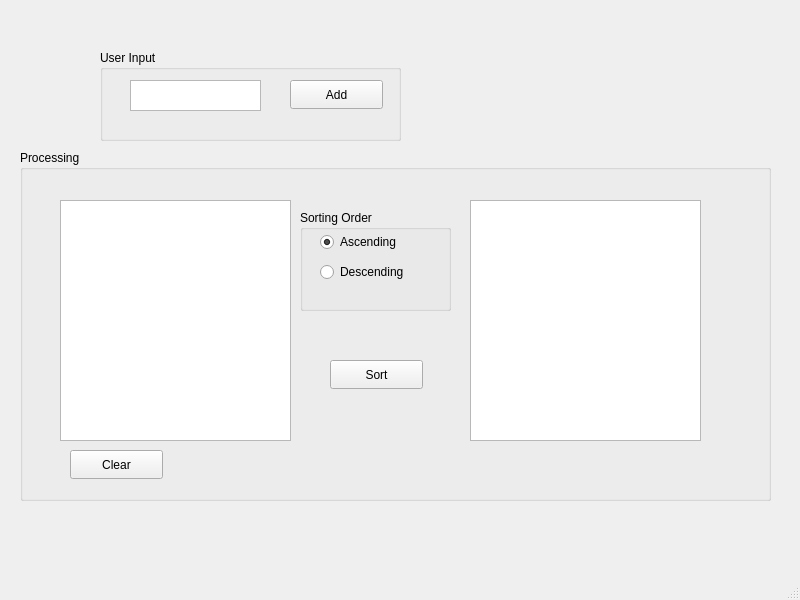
Old version of the form LpDExercise/mainwindow.ui in the repository WDugarret/LpDExercise.
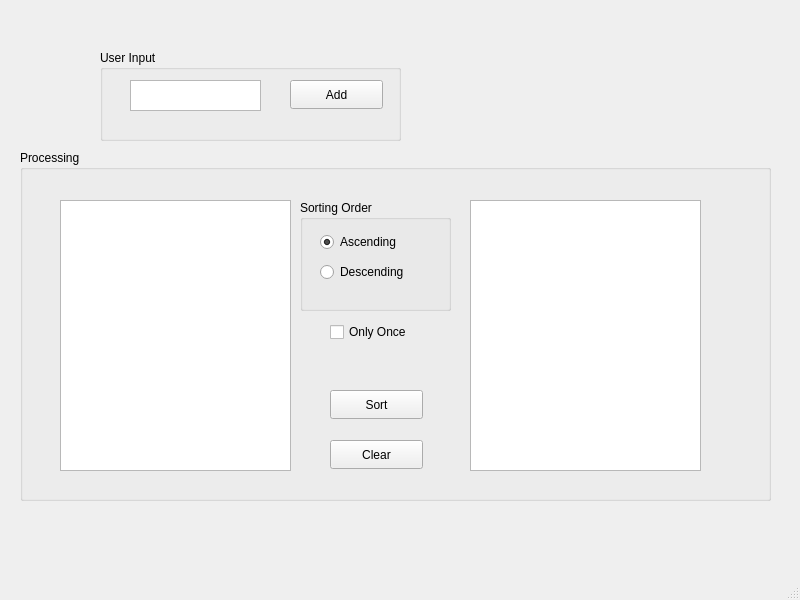
New version of the form.

Diff of the .ui file:
```diff
--- a/LpDExercise/mainwindow.ui
+++ b/LpDExercise/mainwindow.ui
@@ -66,7 +66,7 @@
      <property name="geometry">
       <rect>
        <x>310</x>
-       <y>210</y>
+       <y>240</y>
        <width>93</width>
        <height>29</height>
       </rect>
@@ -81,7 +81,7 @@
        <x>450</x>
        <y>50</y>
        <width>231</width>
-       <height>241</height>
+       <height>271</height>
       </rect>
      </property>
     </widget>
@@ -91,15 +91,15 @@
        <x>40</x>
        <y>50</y>
        <width>231</width>
-       <height>241</height>
+       <height>271</height>
       </rect>
      </property>
     </widget>
-    <widget class="QPushButton" name="m_ClearInputListButton">
+    <widget class="QPushButton" name="m_ClearListButton">
      <property name="geometry">
       <rect>
-       <x>50</x>
-       <y>300</y>
+       <x>310</x>
+       <y>290</y>
        <width>93</width>
        <height>29</height>
       </rect>
@@ -112,9 +112,9 @@
      <property name="geometry">
       <rect>
        <x>280</x>
-       <y>60</y>
+       <y>50</y>
        <width>151</width>
-       <height>101</height>
+       <height>111</height>
       </rect>
      </property>
      <property name="title">
@@ -124,7 +124,7 @@
       <property name="geometry">
        <rect>
         <x>20</x>
-        <y>20</y>
+        <y>30</y>
         <width>110</width>
         <height>24</height>
        </rect>
@@ -140,7 +140,7 @@
       <property name="geometry">
        <rect>
         <x>20</x>
-        <y>50</y>
+        <y>60</y>
         <width>110</width>
         <height>24</height>
        </rect>
@@ -150,6 +150,19 @@
       </property>
      </widget>
     </widget>
+    <widget class="QCheckBox" name="m_KeepOnlyOncecheckBox">
+     <property name="geometry">
+      <rect>
+       <x>310</x>
+       <y>170</y>
+       <width>91</width>
+       <height>24</height>
+      </rect>
+     </property>
+     <property name="text">
+      <string>Only Once</string>
+     </property>
+    </widget>
    </widget>
    <zorder>m_ProcessGroupBox</zorder>
    <zorder>m_UserInGroupBox</zorder>
```
